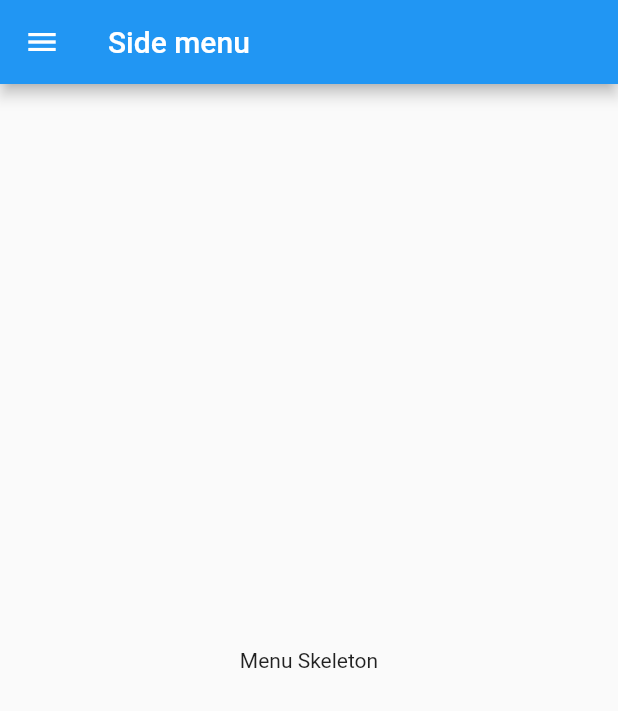
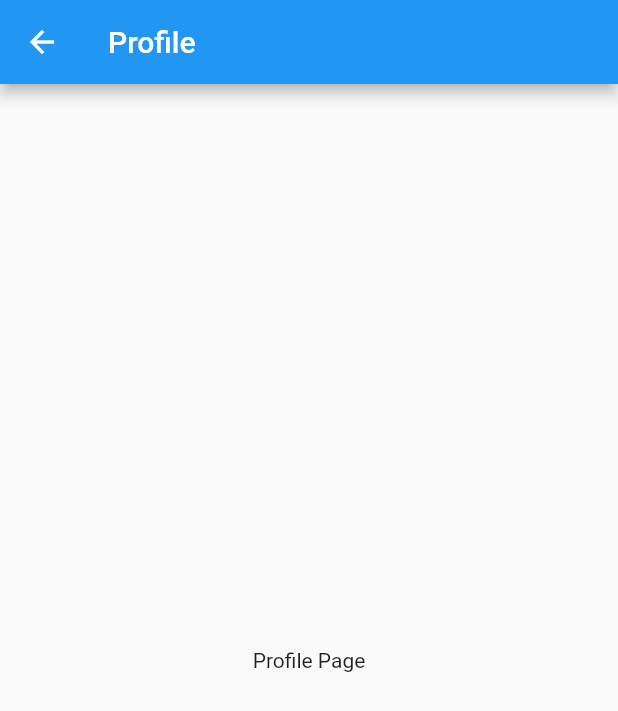
Before and after one commit to GorgeCompote/FlutterBeginner, a Flutter app: the screen it shows after launch, in the side drawer, after a tap on "Profile", on a phone screen of 412 x 824 dp. Shown: the top 711 px of the screen. Run offline on Flutter 3.47's test engine with Material 2 defaults, Android fonts, the phone set to English and light mode, and no system bars.

Commit message:
Add screens navigation

```diff
--- /dev/null
+++ b/FlutterApp/lib/screens/profile.dart
@@ -0,0 +1,17 @@
+import 'package:flutter/material.dart';
+
+class Profile extends StatelessWidget {
+  @override
+  Widget build(BuildContext context) {
+    return Scaffold(
+      appBar: AppBar(
+        title: Text('Profile'),
+      ),
+      body: Container(
+        child: Center(
+          child: Text('Profile Page'),
+        ),
+      ),
+    );
+  }
+}
```
Also changed, not shown: FlutterApp/lib/screens/gallery.dart (added, +17 -0 lines), FlutterApp/lib/screens/musicplayer.dart (added, +17 -0 lines), FlutterApp/lib/widgets/nav-drawer.dart (+19 -3 lines).
